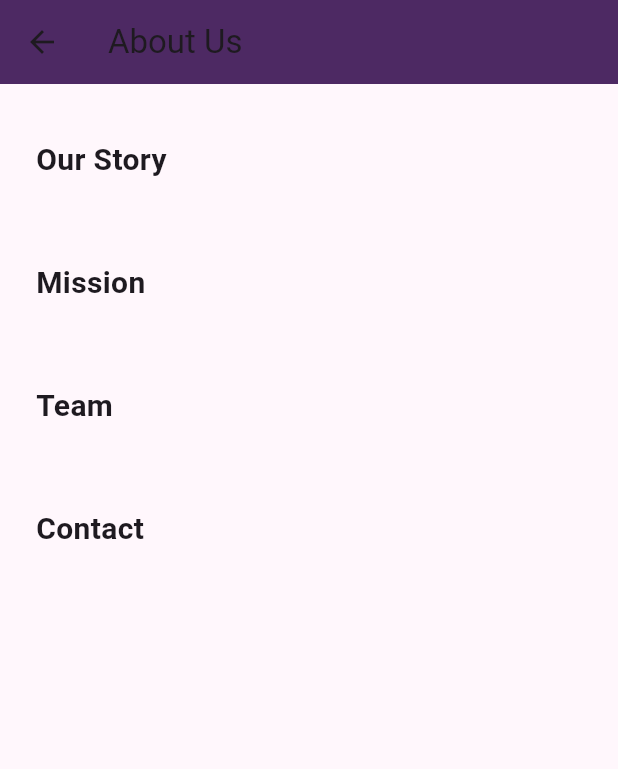
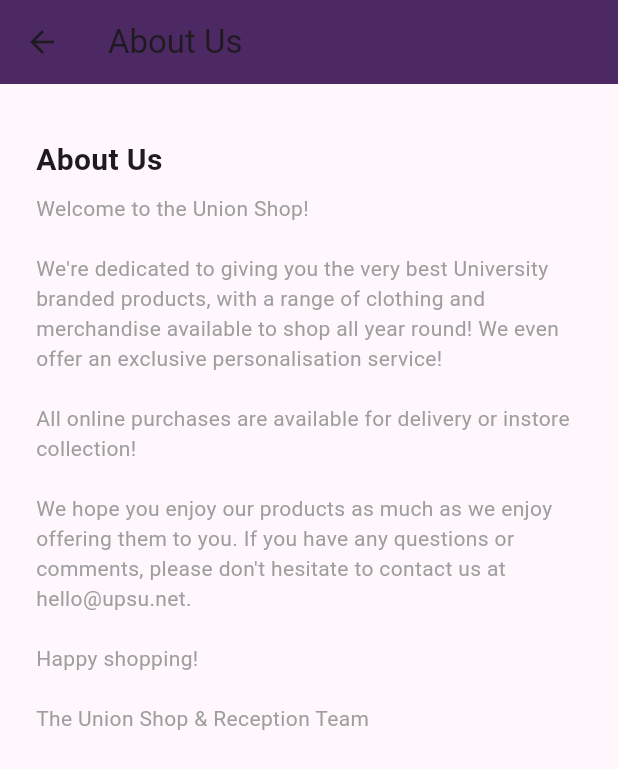
Before and after one commit to Beaujo-sys/Union_Shop, a Flutter app: the AboutPage screen opened by its route, on a phone screen of 412 x 824 dp. Shown: the top 769 px of the screen. Run offline on Flutter 3.47's test engine with Material 3 defaults, Android fonts, the phone set to English and light mode, and no system bars; network calls fail.

Commit message:
added info to the about_page

```diff
--- a/shop-main/lib/about_page.dart
+++ b/shop-main/lib/about_page.dart
@@ -16,24 +16,22 @@ class AboutPage extends StatelessWidget {
           crossAxisAlignment: CrossAxisAlignment.start,
           children: const [
             SizedBox(height: 12),
-            Text('Our Story', style: TextStyle(fontSize: 20, fontWeight: FontWeight.bold)),
+            Text('About Us', style: TextStyle(fontSize: 20, fontWeight: FontWeight.bold)),
             SizedBox(height: 8),
-            Text('', style: TextStyle(color: Colors.grey)), // fill in
+            Text(
+              '''Welcome to the Union Shop!
 
-            SizedBox(height: 24),
-            Text('Mission', style: TextStyle(fontSize: 20, fontWeight: FontWeight.bold)),
-            SizedBox(height: 8),
-            Text('', style: TextStyle(color: Colors.grey)), // fill in
+We're dedicated to giving you the very best University branded products, with a range of clothing and merchandise available to shop all year round! We even offer an exclusive personalisation service!
 
-            SizedBox(height: 24),
-            Text('Team', style: TextStyle(fontSize: 20, fontWeight: FontWeight.bold)),
-            SizedBox(height: 8),
-            Text('', style: TextStyle(color: Colors.grey)), // fill in
+All online purchases are available for delivery or instore collection!
 
-            SizedBox(height: 24),
-            Text('Contact', style: TextStyle(fontSize: 20, fontWeight: FontWeight.bold)),
-            SizedBox(height: 8),
-            Text('', style: TextStyle(color: Colors.grey)), // fill in
+We hope you enjoy our products as much as we enjoy offering them to you. If you have any questions or comments, please don't hesitate to contact us at hello@upsu.net.
+
+Happy shopping!
+
+The Union Shop & Reception Team''',
+              style: TextStyle(color: Colors.grey),
+            ), // fill in
           ],
         ),
       ),
--- a/shop-main/lib/main.dart
+++ b/shop-main/lib/main.dart
@@ -65,7 +65,7 @@ class HomeScreen extends StatelessWidget {
                     padding: const EdgeInsets.symmetric(vertical: 8),
                     color: const Color(0xFF4d2963),
                     child: const Text(
-                      'PLACEHOLDER HEADER TEXT',
+                      'CHRISTMAS IS COMING - FREE DELIVERY ON ORDERS OVER £30',
                       textAlign: TextAlign.center,
                       style: TextStyle(color: Colors.white, fontSize: 16),
                     ),
@@ -207,7 +207,7 @@ class HomeScreen extends StatelessWidget {
                       crossAxisAlignment: CrossAxisAlignment.center,
                       children: [
                         const Text(
-                          'Placeholder Hero Title',
+                          'WELCOME TO THE UNION SHOP',
                           style: TextStyle(
                             fontSize: 32,
                             fontWeight: FontWeight.bold,
@@ -217,7 +217,7 @@ class HomeScreen extends StatelessWidget {
                         ),
                         const SizedBox(height: 16),
                         const Text(
-                          "This is placeholder text for the hero section.",
+                          ".",
                           style: TextStyle(
                             fontSize: 20,
                             color: Colors.white,
@@ -236,7 +236,7 @@ class HomeScreen extends StatelessWidget {
                             ),
                           ),
                           child: const Text(
-                            'BROWSE PRODUCTS',
+                            'BROWSE ALL PRODUCTS',
                             style: TextStyle(fontSize: 14, letterSpacing: 1),
                           ),
                         ),
```
